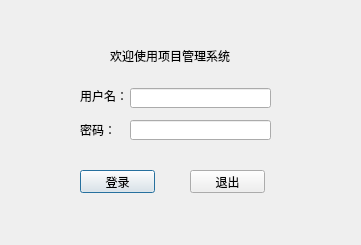
Old version of the form logindialog.ui in the repository sgkind/ProjectManager.
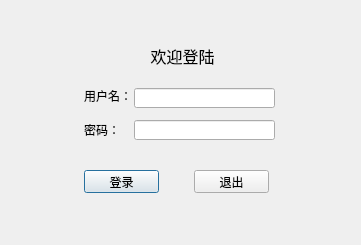
New version of the form.

Diff of the .ui file:
```diff
--- a/logindialog.ui
+++ b/logindialog.ui
@@ -16,20 +16,37 @@
   <widget class="QLabel" name="label">
    <property name="geometry">
     <rect>
-     <x>110</x>
+     <x>117</x>
      <y>40</y>
      <width>131</width>
      <height>31</height>
     </rect>
    </property>
+   <property name="font">
+    <font>
+     <pointsize>12</pointsize>
+    </font>
+   </property>
+   <property name="frameShape">
+    <enum>QFrame::NoFrame</enum>
+   </property>
+   <property name="frameShadow">
+    <enum>QFrame::Sunken</enum>
+   </property>
+   <property name="midLineWidth">
+    <number>0</number>
+   </property>
    <property name="text">
-    <string>欢迎使用项目管理系统</string>
+    <string>欢迎登陆</string>
+   </property>
+   <property name="alignment">
+    <set>Qt::AlignCenter</set>
    </property>
   </widget>
   <widget class="QLabel" name="label_2">
    <property name="geometry">
     <rect>
-     <x>80</x>
+     <x>84</x>
      <y>124</y>
      <width>54</width>
      <height>12</height>
@@ -42,7 +59,7 @@
   <widget class="QLineEdit" name="pwdLineEdit">
    <property name="geometry">
     <rect>
-     <x>130</x>
+     <x>134</x>
      <y>120</y>
      <width>141</width>
      <height>20</height>
@@ -55,7 +72,7 @@
   <widget class="QPushButton" name="loginBtn">
    <property name="geometry">
     <rect>
-     <x>80</x>
+     <x>84</x>
      <y>170</y>
      <width>75</width>
      <height>23</height>
@@ -68,7 +85,7 @@
   <widget class="QPushButton" name="quitBtn">
    <property name="geometry">
     <rect>
-     <x>190</x>
+     <x>194</x>
      <y>170</y>
      <width>75</width>
      <height>23</height>
@@ -81,7 +98,7 @@
   <widget class="QLabel" name="label_3">
    <property name="geometry">
     <rect>
-     <x>80</x>
+     <x>84</x>
      <y>90</y>
      <width>54</width>
      <height>12</height>
@@ -94,7 +111,7 @@
   <widget class="QLineEdit" name="userNameLineEdit">
    <property name="geometry">
     <rect>
-     <x>130</x>
+     <x>134</x>
      <y>88</y>
      <width>141</width>
      <height>20</height>
```
